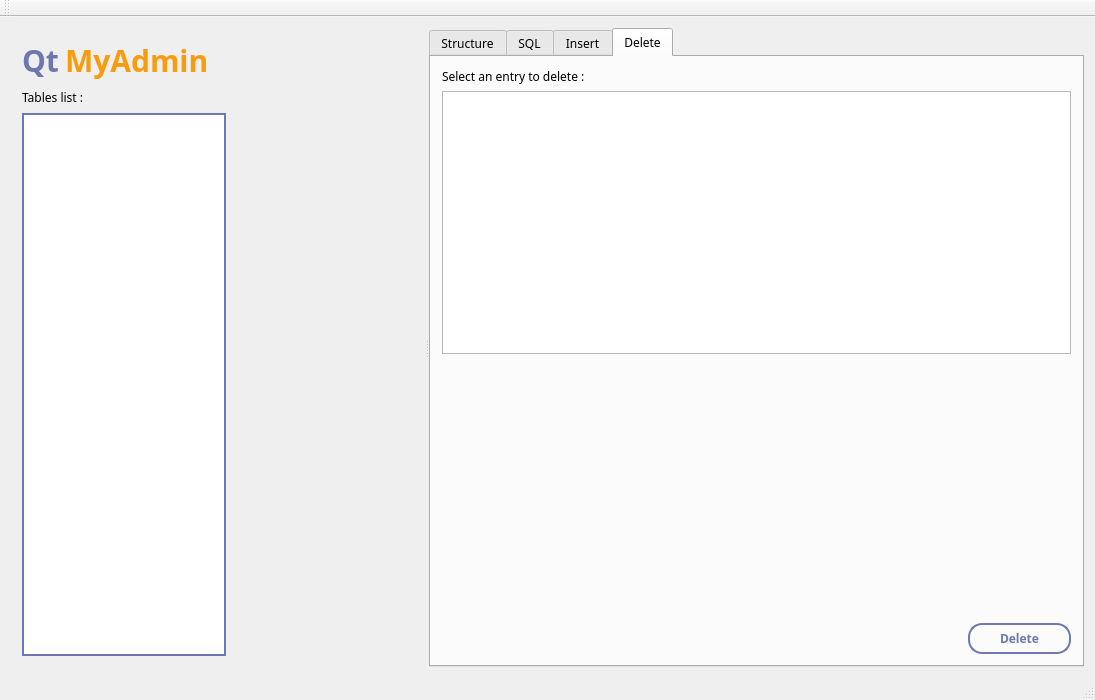
First picture: the form in mainwindow.ui, repository kevinall05/QtMyAdmin_v2, before the edit.
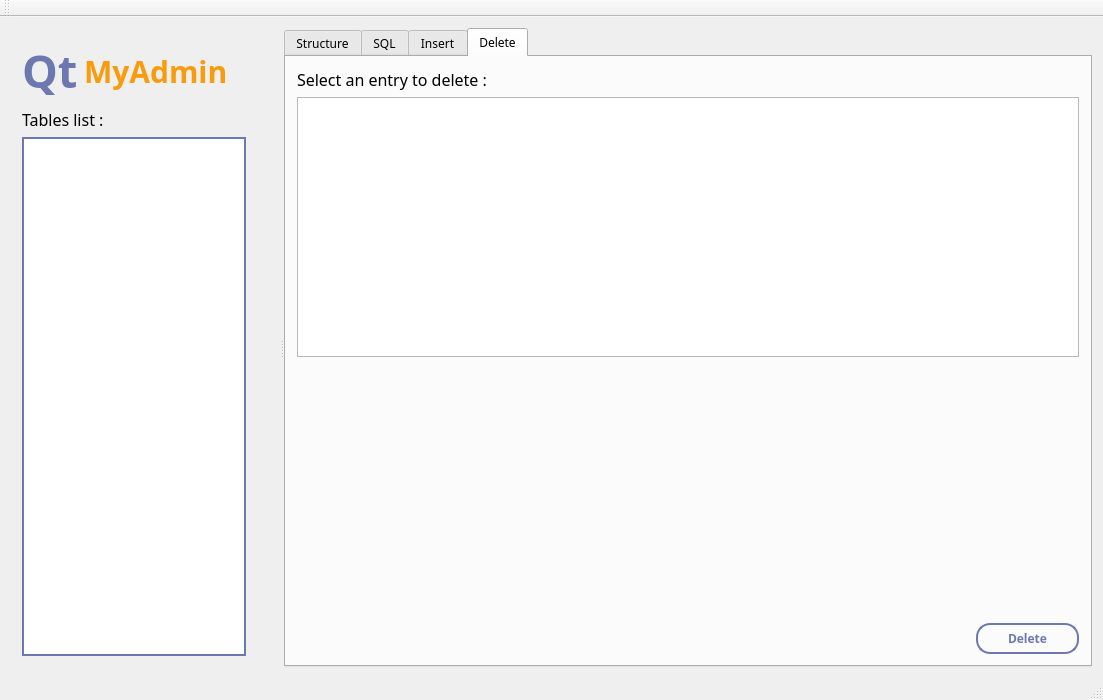
Second picture: the form after the edit. The open tabs and pages were chosen to show the change.

Commit message: C'est mon mainwindow

Diff of the .ui file:
```diff
--- a/mainwindow.ui
+++ b/mainwindow.ui
@@ -6,7 +6,7 @@
    <rect>
     <x>0</x>
     <y>0</y>
-    <width>1095</width>
+    <width>1103</width>
     <height>700</height>
    </rect>
   </property>
@@ -38,6 +38,12 @@
 
 QPlainTextEdit {
 border: 2px solid #6c78af; 
+color: blue;
+font-size: 13px;
+}
+
+QLabel {
+font-size: 16px;
 }</string>
   </property>
   <widget class="QWidget" name="centralWidget">
@@ -76,6 +82,9 @@
       <property name="frameShadow">
        <enum>QFrame::Plain</enum>
       </property>
+      <property name="lineWidth">
+       <number>1</number>
+      </property>
       <property name="orientation">
        <enum>Qt::Horizontal</enum>
       </property>
@@ -89,9 +98,9 @@
        <bool>true</bool>
       </property>
       <widget class="QWidget" name="verticalLayoutWidget">
-       <layout class="QVBoxLayout" name="verticalLayout_2">
+       <layout class="QVBoxLayout" name="verticalLayout_2" stretch="0,0,0">
         <property name="sizeConstraint">
-         <enum>QLayout::SetMaximumSize</enum>
+         <enum>QLayout::SetDefaultConstraint</enum>
         </property>
         <item>
          <layout class="QHBoxLayout" name="horizontalLayout">
@@ -106,7 +115,7 @@
              </font>
             </property>
             <property name="styleSheet">
-             <string notr="true">color: #6c78af; font-size: 30px; font-weight: bold;</string>
+             <string notr="true">color: #6c78af; font-size: 45px; font-weight: bold;</string>
             </property>
             <property name="text">
              <string>Qt</string>
@@ -174,13 +183,19 @@
          <widget class="QListWidget" name="listWidgetTablesList">
           <property name="styleSheet">
            <string notr="true">border: 2px solid #6c78af; 
-max-width : 200px;</string>
+max-width : 220px;</string>
           </property>
          </widget>
         </item>
        </layout>
       </widget>
       <widget class="QTabWidget" name="tabWidgetSections">
+       <property name="sizePolicy">
+        <sizepolicy hsizetype="Fixed" vsizetype="Fixed">
+         <horstretch>1</horstretch>
+         <verstretch>0</verstretch>
+        </sizepolicy>
+       </property>
        <property name="minimumSize">
         <size>
          <width>0</width>
@@ -490,11 +505,28 @@
         </attribute>
         <layout class="QVBoxLayout" name="verticalLayout_6">
          <item>
-          <widget class="QLabel" name="label_7">
-           <property name="text">
-            <string>Select an entry to delete :</string>
-           </property>
-          </widget>
+          <layout class="QHBoxLayout" name="horizontalLayout_8">
+           <item>
+            <widget class="QLabel" name="label_7">
+             <property name="text">
+              <string>Select an entry to delete :</string>
+             </property>
+            </widget>
+           </item>
+           <item>
+            <spacer name="horizontalSpacer_11">
+             <property name="orientation">
+              <enum>Qt::Horizontal</enum>
+             </property>
+             <property name="sizeHint" stdset="0">
+              <size>
+               <width>40</width>
+               <height>20</height>
+              </size>
+             </property>
+            </spacer>
+           </item>
+          </layout>
          </item>
          <item>
           <widget class="QTableWidget" name="tableWidgetDeleteEntry">
```
Left out of the diff: 10 changed lines with no effect on the pictures.
